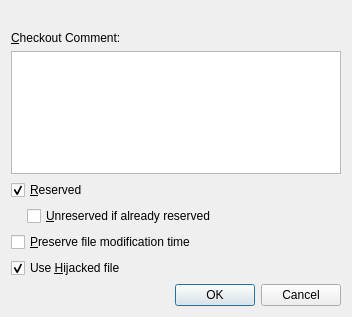
This is src/plugins/clearcase/checkoutdialog.ui in qt-creator/qt-creator as Qt 5 draws it before an edit. The edited form follows.
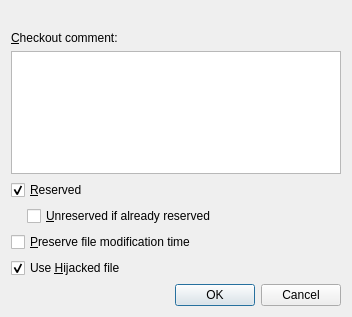
This is the edited form.

Diff of the .ui file:
```diff
--- a/src/plugins/clearcase/checkoutdialog.ui
+++ b/src/plugins/clearcase/checkoutdialog.ui
@@ -24,7 +24,7 @@
    <item>
     <widget class="QLabel" name="lblComment">
      <property name="text">
-      <string>&amp;Checkout Comment:</string>
+      <string>&amp;Checkout comment:</string>
      </property>
      <property name="buddy">
       <cstring>txtComment</cstring>
```
